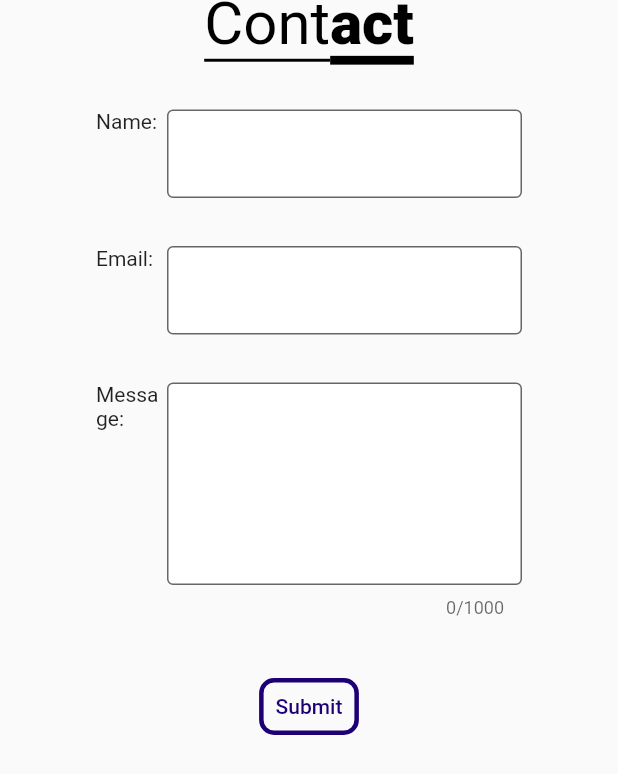
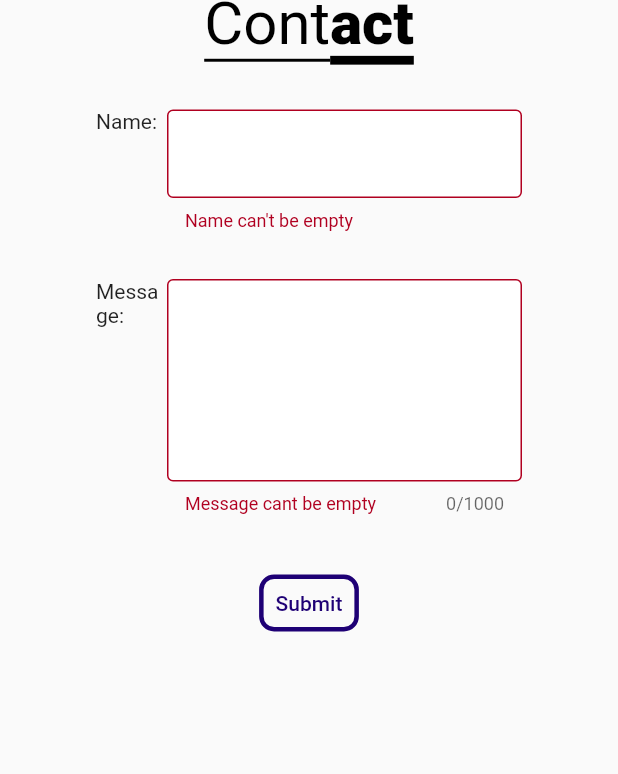
Before and after one commit to arpit-batra/my_portfolio, a Flutter app: the ContactSection widget shown alone on an empty page, opened directly, after a tap on "Submit", on a phone screen of 412 x 824 dp. Shown: the top 774 px of the screen. Run offline on Flutter 3.47's test engine with Material 2 defaults, Android fonts, the phone set to English and light mode, and no system bars; our stand-ins replace dio, firebase_core, firebase_storage, flutter_svg; accounts and stored records are empty; network calls fail.

```diff
--- a/lib/sections/contact_section.dart
+++ b/lib/sections/contact_section.dart
@@ -1,8 +1,14 @@
 import 'package:flutter/material.dart';
 import 'package:my_portfolio/widgets/heading.dart';
+import 'package:url_launcher/url_launcher.dart';
 
 class ContactSection extends StatelessWidget {
-  const ContactSection({Key? key}) : super(key: key);
+  ContactSection({Key? key}) : super(key: key);
+
+  String? _name;
+  // String? _clientEmail;
+  String? _message;
+  final _formKey = GlobalKey<FormState>();
 
   inputFieldDecoration() {
     return const InputDecoration(
@@ -12,6 +18,13 @@ class ContactSection extends StatelessWidget {
         borderSide: BorderSide(width: 2),
       ),
     );
+  }
+
+  String? encodeQueryParameters(Map<String, String> params) {
+    return params.entries
+        .map((MapEntry<String, String> e) =>
+            '${Uri.encodeComponent(e.key)}=${Uri.encodeComponent(e.value)}')
+        .join('&');
   }
 
   @override
@@ -24,8 +37,10 @@ class ContactSection extends StatelessWidget {
             height: 10,
           ),
           Form(
+            key: _formKey,
             child: Column(
               children: [
+                //Name
                 Padding(
                   padding: EdgeInsets.symmetric(vertical: 16, horizontal: 64),
                   child: Row(
@@ -37,25 +52,52 @@ class ContactSection extends StatelessWidget {
                         flex: 5,
                         child: TextFormField(
                           decoration: inputFieldDecoration(),
-                          ))
+                          validator: (value) {
+                            if (value == null || value == "" || value.isEmpty) {
+                              return "Name can't be empty";
+                            } else {
+                              return null;
+                            }
+                          },
+                          onSaved: (value) {
+                            _name = value;
+                          },
+                        ),
+                      )
                     ],
                   ),
                 ),
-                Padding(
-                  padding: EdgeInsets.symmetric(vertical: 16, horizontal: 64),
-                  child: Row(
-                    mainAxisAlignment: MainAxisAlignment.start,
-                    crossAxisAlignment: CrossAxisAlignment.start,
-                    children: [
-                      const Expanded(flex: 1, child: Text("Email:")),
-                      Expanded(
-                          flex: 5,
-                          child: TextFormField(
-                            decoration: inputFieldDecoration(),
-                          ))
-                    ],
-                  ),
-                ),
+                //Email
+                // Padding(
+                //   padding: EdgeInsets.symmetric(vertical: 16, horizontal: 64),
+                //   child: Row(
+                //     mainAxisAlignment: MainAxisAlignment.start,
+                //     crossAxisAlignment: CrossAxisAlignment.start,
+                //     children: [
+                //       const Expanded(flex: 1, child: Text("Email:")),
+                //       Expanded(
+                //         flex: 5,
+                //         child: TextFormField(
+                //           decoration: inputFieldDecoration(),
+                //           validator: (value) {
+                //             if (value == null || value == "" || value.isEmpty) {
+                //               return "Email can't be empty";
+                //             } else if (!(value.contains("@") &&
+                //                 value.contains(".com"))) {
+                //               return "Enter a valid email";
+                //             } else {
+                //               return null;
+                //             }
+                //           },
+                //           onSaved: (value) {
+                //             _clientEmail = value;
+                //           },
+                //         ),
+                //       )
+                //     ],
+                //   ),
+                // ),
+                //message
                 Padding(
                   padding:
                       const EdgeInsets.symmetric(vertical: 16, horizontal: 64),
@@ -70,14 +112,51 @@ class ContactSection extends StatelessWidget {
                           decoration: inputFieldDecoration(),
                           maxLength: 1000,
                           maxLines: 5,
-                          ))
+                          validator: (value) {
+                            if (value == null || value.isEmpty || value == "") {
+                              return "Message cant be empty";
+                            } else {
+                              return null;
+                            }
+                          },
+                          onSaved: (value) {
+                            _message = value;
+                          },
+                        ),
+                      )
                     ],
                   ),
                 ),
+                //Submit Button
                 Padding(
                     padding: EdgeInsets.all(16),
                     child: TextButton(
-                      onPressed: () {},
+                      onPressed: () async {
+                        bool _isValid = _formKey.currentState!.validate();
+                        if (_isValid) {
+                          _formKey.currentState!.save();
+                          try {
+                            final Uri emailLaunchUri = Uri(
+                              scheme: 'mailto',
+                              // host: _clientEmail,
+                              path: 'arpitbatra98@gmail.com',
+                              query: encodeQueryParameters(<String, String>{
+                                'subject':
+                                    '*Portfolio Mail* $_name wants to connect ',
+                                'body': '$_message \nRegards,\n$_name',
+                              }),
+                            );
+                            print(await canLaunchUrl(emailLaunchUri));
+
+                            launchUrl(emailLaunchUri);
+
+                            // launchUrl(Uri.parse(
+                            //     "mailto:arpitbatra98@gmail.com?Subject=Testing&body=This is a simple test"));
+                          } catch (e) {
+                            print(e);
+                          }
+                        }
+                      },
                       child: Container(
                           decoration: BoxDecoration(
                               borderRadius: BorderRadius.circular(10),
```
Also changed, not shown: 2 other files. Lines whose indentation alone changed are shown as unchanged.
